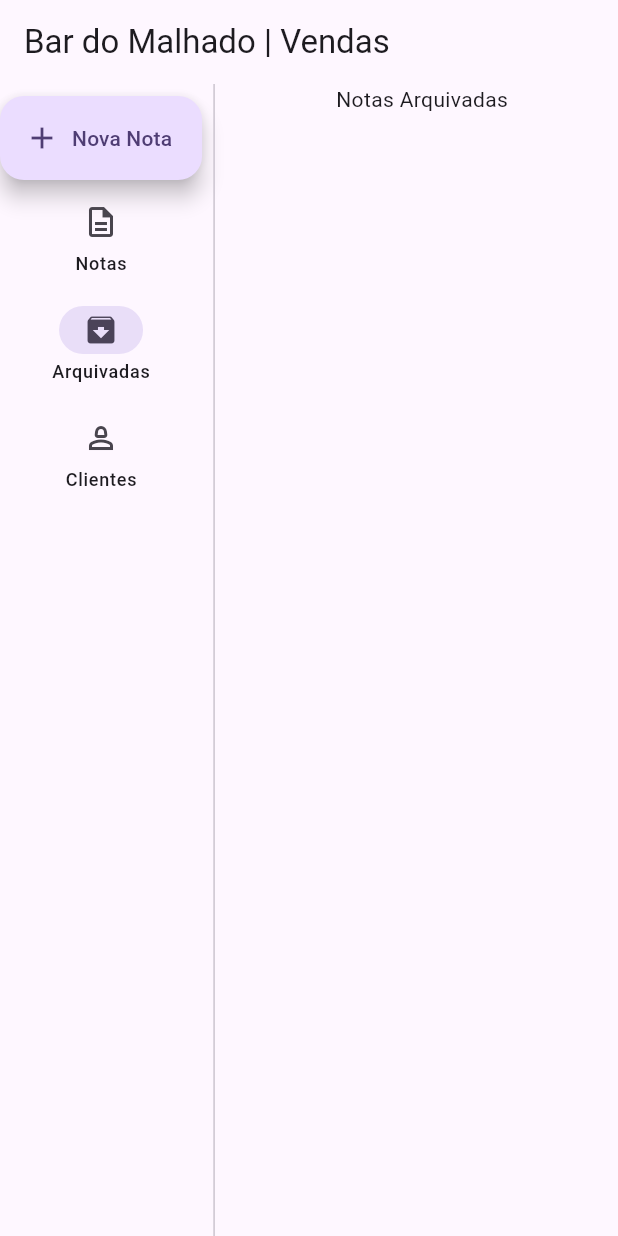
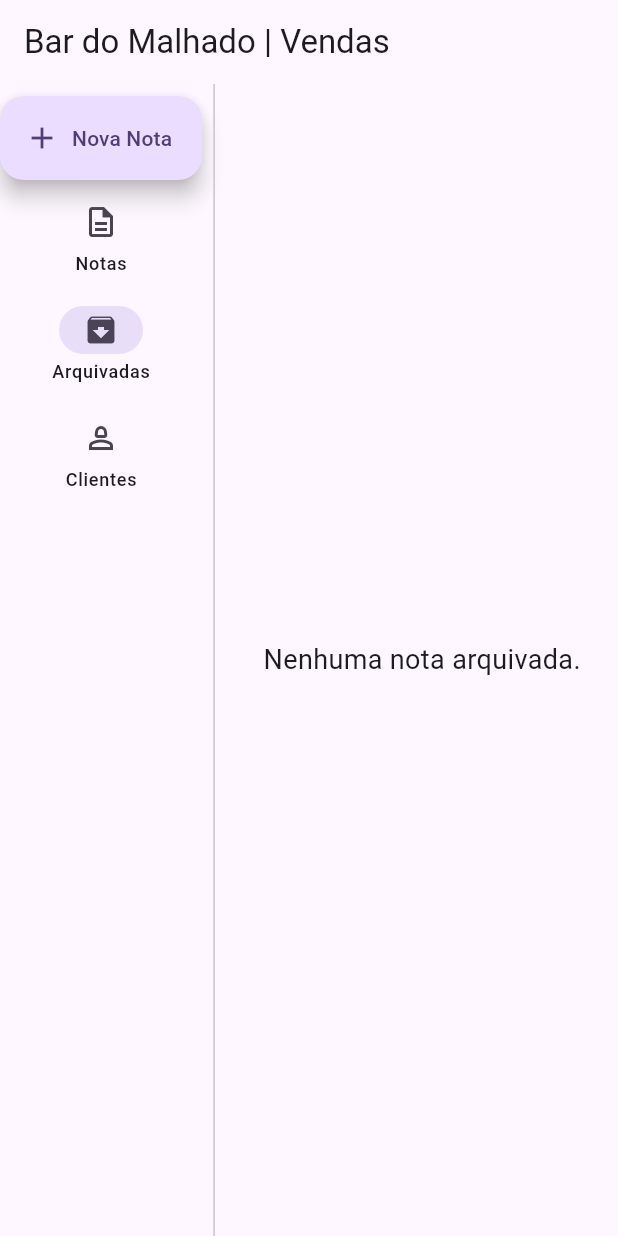
Before and after one commit to KaduCmK/bdm_vendas, a Flutter app: the screen it shows after launch, after a tap on "Arquivadas", on a phone screen of 412 x 824 dp. Run offline on Flutter 3.47's test engine with Material 3 defaults, Android fonts, the phone set to English and light mode, and no system bars; our stand-ins replace bloc, cloud_firestore, equatable, firebase_core, flutter_bloc, get_it and 3 more; missing offline and left inert: pix_flutter; accounts and stored records are empty.

Commit message:
feat: tela de notas arquivadas

```diff
--- a/lib/ui/web/screens/notas/notas_screen.dart
+++ b/lib/ui/web/screens/notas/notas_screen.dart
@@ -39,10 +39,13 @@ class NotasScreen extends StatelessWidget {
                 }
                 return GridView.builder(
                   padding: const EdgeInsets.all(8),
-                  gridDelegate: SliverGridDelegateWithFixedCrossAxisCount(
-                    crossAxisCount: 4,
+                  gridDelegate: const SliverGridDelegateWithMaxCrossAxisExtent(
+                    maxCrossAxisExtent: 500, // Largura máxima de cada card
+                    childAspectRatio: 0.9, // Proporção do card
+                    crossAxisSpacing: 8,
+                    mainAxisSpacing: 8,
                   ),
-                  itemCount: notasAbertas.length, // Usando a lista filtrada
+                  itemCount: notasAbertas.length,
                   itemBuilder: (context, index) {
                     final nota = notasAbertas[index]; // Usando a lista filtrada
                     final cliente = clienteState.clientes.firstWhereOrNull(
--- a/lib/ui/web/screens/notas_arquivadas_screen.dart
+++ b/lib/ui/web/screens/notas_arquivadas_screen.dart
@@ -1,10 +1,68 @@
+import 'package:bdm_vendas/bloc/cliente/cliente_bloc.dart';
+import 'package:bdm_vendas/bloc/nota/nota_bloc.dart';
+import 'package:bdm_vendas/models/nota.dart';
+import 'package:bdm_vendas/ui/web/components/arquivada_nota_card.dart';
+import 'package:collection/collection.dart';
 import 'package:flutter/material.dart';
+import 'package:flutter_bloc/flutter_bloc.dart';
 
 class NotasArquivadasScreen extends StatelessWidget {
   const NotasArquivadasScreen({super.key});
 
   @override
   Widget build(BuildContext context) {
-    return Column(children: [Text("Notas Arquivadas")],);
+    return BlocBuilder<NotaBloc, NotaState>(
+      builder: (context, notaState) {
+        if (notaState is NotaLoading) {
+          return const Center(child: CircularProgressIndicator());
+        }
+        if (notaState is NotaError) {
+          return Center(child: Text(notaState.message));
+        }
+        if (notaState is NotaLoaded) {
+          final notasArquivadas =
+              notaState.notas
+                  .where((nota) => nota.status != NotaStatus.emAberto)
+                  .toList();
+
+          if (notasArquivadas.isEmpty) {
+            return const Center(
+              child: Text(
+                'Nenhuma nota arquivada.',
+                style: TextStyle(fontSize: 18),
+              ),
+            );
+          }
+
+          return BlocBuilder<ClienteBloc, ClienteState>(
+            builder: (context, clienteState) {
+              if (clienteState is ClienteLoaded) {
+                return GridView.builder(
+                  padding: const EdgeInsets.all(8),
+                  gridDelegate: const SliverGridDelegateWithMaxCrossAxisExtent(
+                    maxCrossAxisExtent: 450, // Largura máxima de cada card
+                    childAspectRatio: 0.9, // Proporção do card
+                    crossAxisSpacing: 8,
+                    mainAxisSpacing: 8,
+                  ),
+                  itemCount: notasArquivadas.length,
+                  itemBuilder: (context, index) {
+                    final nota = notasArquivadas[index];
+                    final cliente = clienteState.clientes.firstWhereOrNull(
+                      (c) => c.id == nota.clienteId,
+                    );
+                    return ArquivadaNotaCard(nota: nota, cliente: cliente);
+                  },
+                );
+              }
+              // Se os clientes ainda não carregaram
+              return const Center(child: CircularProgressIndicator());
+            },
+          );
+        }
+        // Estado inicial
+        return const Center(child: Text("Inicializando..."));
+      },
+    );
   }
 }
--- a/pubspec.yaml
+++ b/pubspec.yaml
@@ -59,8 +59,9 @@ flutter:
   # included with your application, so that you can use the icons in
   # the material Icons class.
   uses-material-design: true
-  # To add assets to your application, add an assets section, like this:
-  # assets:
+
+  assets:
+    - assets/icons/
   #   - images/a_dot_burr.jpeg
   #   - images/a_dot_ham.jpeg
   # An image asset can refer to one or more resolution-specific "variants", see
```
Also changed, not shown: lib/ui/web/components/arquivada_nota_card.dart (added, +96 -0 lines), lib/ui/web/dialogs/fechar_conta_dialog.dart (+20 -13 lines), assets/icons/icons8-foto.svg (added).
